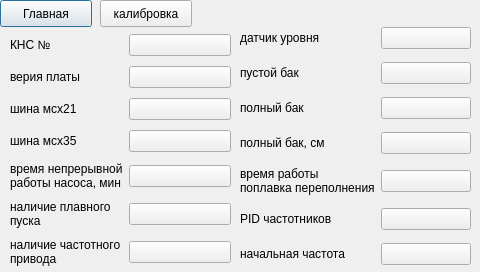
The window that dialogSetupGeneral.ui (RW9UAO/nsk-v3) describes before a commit, drawn with Qt 5.
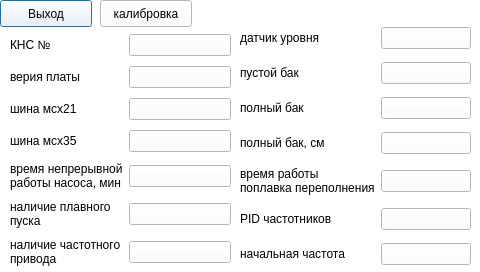
The same window after the commit.

Patch:
```diff
--- a/dialogSetupGeneral.ui
+++ b/dialogSetupGeneral.ui
@@ -19,6 +19,10 @@
   <property name="windowTitle">
    <string>Dialog</string>
   </property>
+  <property name="styleSheet">
+   <string notr="true">background-color: rgb(255, 255, 255);
+</string>
+  </property>
   <widget class="QPushButton" name="pushButton">
    <property name="geometry">
     <rect>
@@ -29,7 +33,7 @@
     </rect>
    </property>
    <property name="text">
-    <string>Главная</string>
+    <string>Выход</string>
    </property>
   </widget>
   <widget class="QWidget" name="layoutWidget748">
```
